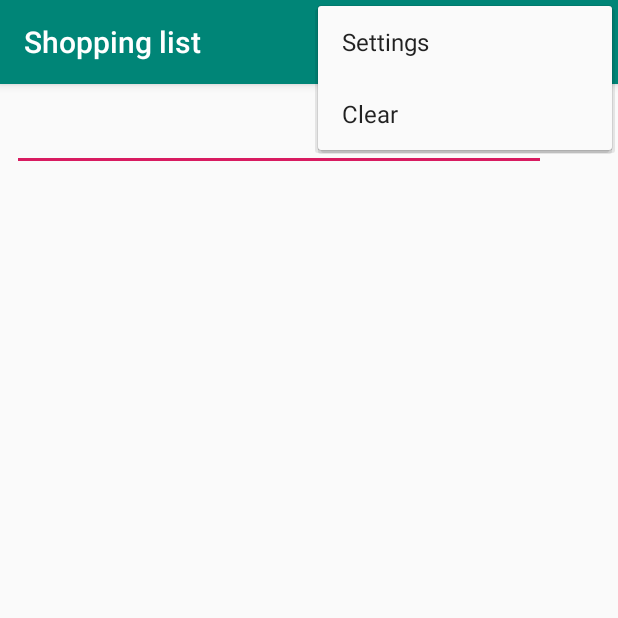
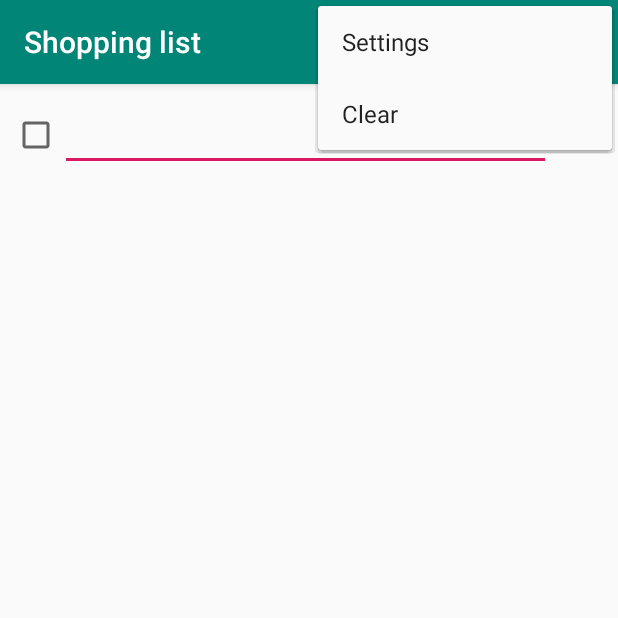
Before and after one commit to michaldomino/Shopping-list, an Android app: the screen it shows after launch (MainActivity), with the options menu open, on a phone screen of 412 x 824 dp, the top half of it. Run offline under Robolectric (Android 15) with nearby library versions, the phone set to English and light mode, and no system bars.

```diff
--- a/app/src/main/res/layout/content_main.xml
+++ b/app/src/main/res/layout/content_main.xml
@@ -39,6 +39,10 @@
                     android:layout_height="50dp"
                     android:orientation="horizontal">
 
+                    <CheckBox
+                        android:layout_width="wrap_content"
+                        android:layout_height="wrap_content" />
+
                     <EditText
                         android:id="@+id/row_edit_text"
                         android:layout_width="0dp"
--- a/app/src/main/res/layout/field.xml
+++ b/app/src/main/res/layout/field.xml
@@ -3,6 +3,10 @@
     android:layout_width="match_parent"
     android:layout_height="50dp"
     android:orientation="horizontal">
+
+    <CheckBox
+        android:layout_width="wrap_content"
+        android:layout_height="wrap_content" />
 
     <EditText
         android:id="@+id/row_edit_text"
```
